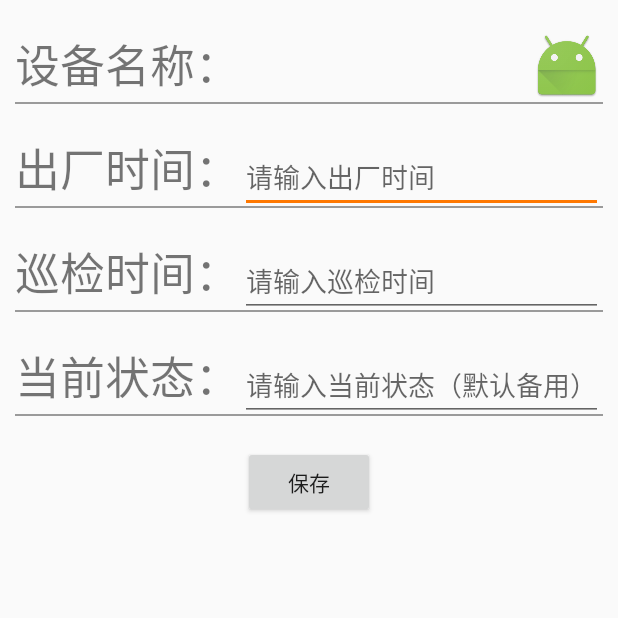
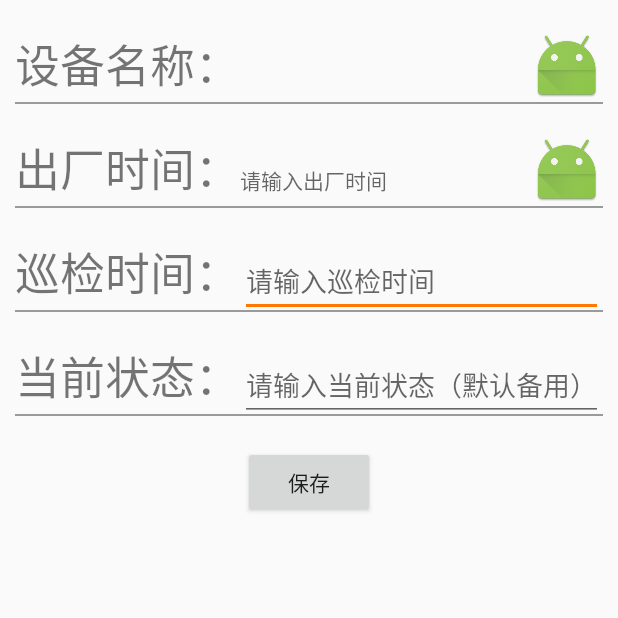
Before and after one commit to ActTerr/device_android, an Android app: the SaveActivity screen opened directly, with no data from a screen before it, on a phone screen of 412 x 824 dp, the top half of it. Run offline under Robolectric (Android 15) with nearby library versions, the phone set to English and light mode, and no system bars; our stand-ins replace ButterKnife; 2 statements that could not run were skipped.

Commit message:
有日期选择的想法

```diff
--- a/app/src/main/java/mac/yk/devicemanagement/controller/activity/LoginActivity.java
+++ b/app/src/main/java/mac/yk/devicemanagement/controller/activity/LoginActivity.java
@@ -30,7 +30,6 @@ public class LoginActivity extends AppCompatActivity {
         super.onCreate(savedInstanceState);
         setContentView(R.layout.activity_login);
         ButterKnife.bind(this);
-     ;
         context = this;
     }
 
--- a/app/src/main/res/layout/activity_save.xml
+++ b/app/src/main/res/layout/activity_save.xml
@@ -49,12 +49,27 @@
             android:text="出厂时间："
             android:layout_width="wrap_content"
             android:layout_height="wrap_content" />
-        <EditText
+
+        <TextView
+            android:layout_weight="1"
             android:id="@+id/chuchang"
             android:hint="请输入出厂时间"
             android:layout_width="match_parent"
             android:layout_height="wrap_content" />
+        <ImageView
+            android:id="@+id/chuchangBtn"
+            android:src="@mipmap/ic_launcher"
+            android:layout_width="wrap_content"
+            android:layout_height="wrap_content" />
+
     </LinearLayout>
+    <CalendarView
+        android:visibility="gone"
+        android:id="@+id/chuchangCal"
+        android:layout_width="wrap_content"
+        android:layout_height="wrap_content">
+
+    </CalendarView>
     <View
         android:layout_marginLeft="10dp"
         android:layout_marginRight="10dp"
@@ -79,6 +94,13 @@
             android:layout_width="match_parent"
             android:layout_height="wrap_content" />
     </LinearLayout>
+    <CalendarView
+        android:visibility="gone"
+        android:id="@+id/xunjianCal"
+        android:layout_width="wrap_content"
+        android:layout_height="wrap_content">
+
+    </CalendarView>
     <View
         android:layout_marginLeft="10dp"
         android:layout_marginRight="10dp"
@@ -103,6 +125,7 @@
             android:layout_width="match_parent"
             android:layout_height="wrap_content" />
     </LinearLayout>
+
     <View
         android:layout_marginLeft="10dp"
         android:layout_marginRight="10dp"
```
Also changed, not shown: app/src/main/java/mac/yk/devicemanagement/bean/Device.java (+5 -7 lines).
